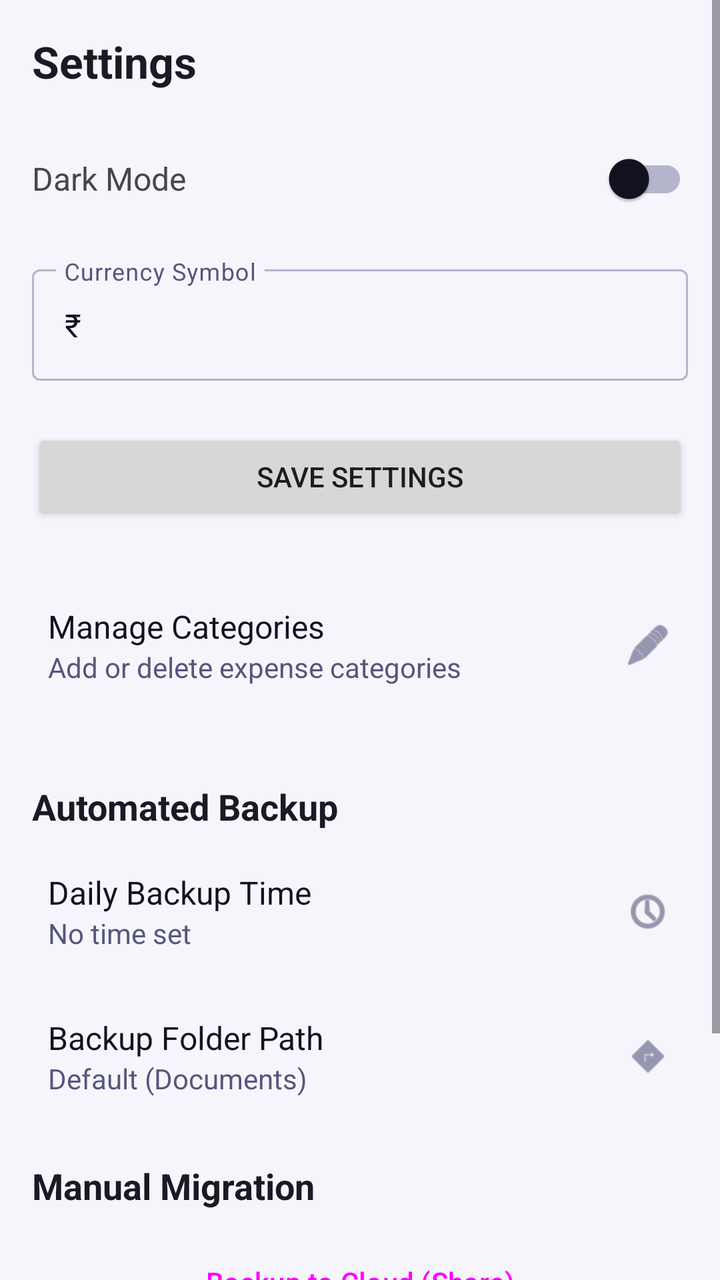
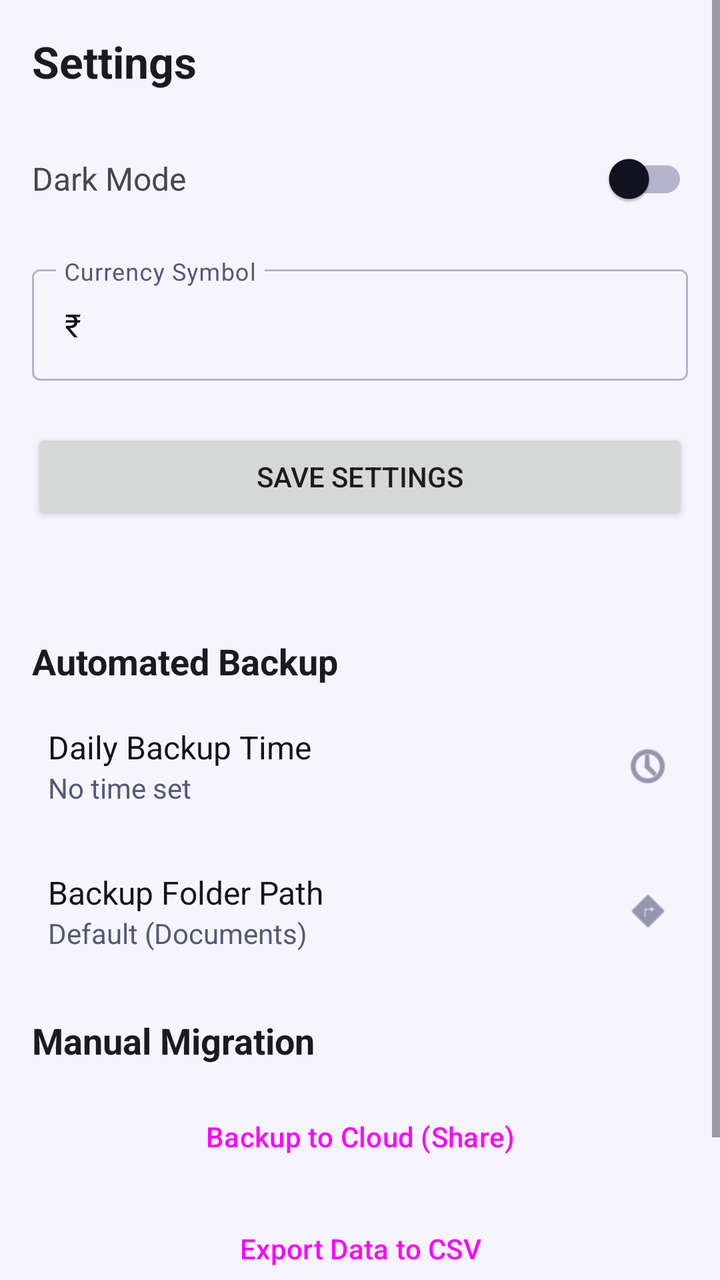

An Android layout rendered at two revisions. The XML below is the earlier revision; the diff shows what the commit changed to produce the second picture.
<!-- AndroidManifest.xml: application theme Theme.ExpenseManager -->
<!-- res/layout/fragment_settings.xml -->
<?xml version="1.0" encoding="utf-8"?>
<ScrollView xmlns:android="http://schemas.android.com/apk/res/android"
    xmlns:app="http://schemas.android.com/apk/res-auto"
    android:layout_width="match_parent"
    android:layout_height="match_parent">

    <LinearLayout
        android:layout_width="match_parent"
        android:layout_height="wrap_content"
        android:orientation="vertical"
        android:padding="16dp">

        <TextView
            android:layout_width="wrap_content"
            android:layout_height="wrap_content"
            android:text="Settings"
            android:textSize="22sp"
            android:textStyle="bold"
            android:textColor="@color/colorOnBackground"
            android:layout_marginBottom="20dp" />

        <LinearLayout
            android:layout_width="match_parent"
            android:layout_height="wrap_content"
            android:gravity="center_vertical"
            android:orientation="horizontal"
            android:layout_marginBottom="16dp">

            <TextView
                android:layout_width="0dp"
                android:layout_height="wrap_content"
                android:layout_weight="1"
                android:text="Dark Mode"
                android:textSize="16sp" />

            <com.google.android.material.switchmaterial.SwitchMaterial
                android:id="@+id/switch_dark_mode"
                android:layout_width="wrap_content"
                android:layout_height="wrap_content" />
        </LinearLayout>

        <com.google.android.material.textfield.TextInputLayout
            android:layout_width="match_parent"
            android:layout_height="wrap_content"
            android:hint="Currency Symbol"
            android:layout_marginBottom="24dp"
            style="@style/Widget.Material3.TextInputLayout.OutlinedBox">

            <com.google.android.material.textfield.TextInputEditText
                android:id="@+id/et_currency"
                android:layout_width="match_parent"
                android:layout_height="wrap_content"
                android:maxLength="3"
                android:text="₹" />
        </com.google.android.material.textfield.TextInputLayout>

        <Button
            android:id="@+id/btn_save_settings"
            android:layout_width="match_parent"
            android:layout_height="wrap_content"
            android:text="Save Settings"
            android:layout_marginBottom="32dp" />

        <LinearLayout
            android:id="@+id/layout_manage_categories"
            android:layout_width="match_parent"
            android:layout_height="wrap_content"
            android:orientation="horizontal"
            android:gravity="center_vertical"
            android:clickable="true"
            android:focusable="true"
            android:background="?attr/selectableItemBackground"
            android:padding="8dp"
            android:layout_marginBottom="16dp">

            <LinearLayout
                android:layout_width="0dp"
                android:layout_height="wrap_content"
                android:layout_weight="1"
                android:orientation="vertical">

                <TextView
                    android:layout_width="wrap_content"
                    android:layout_height="wrap_content"
                    android:text="Manage Categories"
                    android:textSize="16sp"
                    android:textColor="@color/colorOnSurface" />

                <TextView
                    android:layout_width="wrap_content"
                    android:layout_height="wrap_content"
                    android:text="Add or delete expense categories"
                    android:textSize="14sp"
                    android:textColor="@color/colorOnSurfaceVariant" />
            </LinearLayout>

            <ImageView
                android:layout_width="24dp"
                android:layout_height="24dp"
                android:src="@android:drawable/ic_menu_edit"
                app:tint="@color/colorOnSurfaceVariant" />
        </LinearLayout>

        <TextView
            android:layout_width="wrap_content"
            android:layout_height="wrap_content"
            android:text="Automated Backup"
            android:textSize="18sp"
            android:textStyle="bold"
            android:textColor="@color/colorOnBackground"
            android:layout_marginBottom="12dp"
            android:layout_marginTop="24dp" />

        <LinearLayout
            android:id="@+id/layout_backup_time"
            android:layout_width="match_parent"
            android:layout_height="wrap_content"
            android:orientation="horizontal"
            android:gravity="center_vertical"
            android:clickable="true"
            android:focusable="true"
            android:background="?attr/selectableItemBackground"
            android:padding="8dp"
            android:layout_marginBottom="16dp">

            <LinearLayout
                android:layout_width="0dp"
                android:layout_height="wrap_content"
                android:layout_weight="1"
                android:orientation="vertical">

                <TextView
                    android:layout_width="wrap_content"
                    android:layout_height="wrap_content"
                    android:text="Daily Backup Time"
                    android:textSize="16sp"
                    android:textColor="@color/colorOnSurface" />

                <TextView
                    android:id="@+id/tv_backup_time"
                    android:layout_width="wrap_content"
                    android:layout_height="wrap_content"
                    android:text="No time set"
                    android:textSize="14sp"
                    android:textColor="@color/colorOnSurfaceVariant" />
            </LinearLayout>

            <ImageView
                android:layout_width="24dp"
                android:layout_height="24dp"
                android:src="@android:drawable/ic_menu_recent_history"
                app:tint="@color/colorOnSurfaceVariant" />
        </LinearLayout>

        <LinearLayout
            android:id="@+id/layout_backup_folder"
            android:layout_width="match_parent"
            android:layout_height="wrap_content"
            android:orientation="horizontal"
            android:gravity="center_vertical"
            android:clickable="true"
            android:focusable="true"
            android:background="?attr/selectableItemBackground"
            android:padding="8dp"
            android:layout_marginBottom="24dp">

            <LinearLayout
                android:layout_width="0dp"
                android:layout_height="wrap_content"
                android:layout_weight="1"
                android:orientation="vertical">

                <TextView
                    android:layout_width="wrap_content"
                    android:layout_height="wrap_content"
                    android:text="Backup Folder Path"
                    android:textSize="16sp"
                    android:textColor="@color/colorOnSurface" />

                <TextView
                    android:id="@+id/tv_backup_folder"
                    android:layout_width="wrap_content"
                    android:layout_height="wrap_content"
                    android:text="Default (Documents)"
                    android:textSize="14sp"
                    android:textColor="@color/colorOnSurfaceVariant" />
            </LinearLayout>

            <ImageView
                android:layout_width="24dp"
                android:layout_height="24dp"
                android:src="@android:drawable/ic_menu_directions"
                app:tint="@color/colorOnSurfaceVariant" />
        </LinearLayout>

        <TextView
            android:layout_width="wrap_content"
            android:layout_height="wrap_content"
            android:text="Manual Migration"
            android:textSize="18sp"
            android:textStyle="bold"
            android:textColor="@color/colorOnBackground"
            android:layout_marginBottom="12dp" />

        <Button
            android:id="@+id/btn_cloud_backup"
            style="@style/Widget.Material3.Button.TonalButton"
            android:layout_width="match_parent"
            android:layout_height="wrap_content"
            android:text="Backup to Cloud (Share)"
            android:layout_marginBottom="8dp"
            app:icon="@android:drawable/ic_menu_share" />

        <Button
            android:id="@+id/btn_export_csv"
            style="@style/Widget.Material3.Button.OutlinedButton"
            android:layout_width="match_parent"
            android:layout_height="wrap_content"
            android:text="Export Data to CSV"
            android:layout_marginBottom="8dp"
            app:icon="@android:drawable/ic_menu_save" />

        <Button
            android:id="@+id/btn_import_csv"
            style="@style/Widget.Material3.Button.OutlinedButton"
            android:layout_width="match_parent"
            android:layout_height="wrap_content"
            android:text="Import Data from CSV"
            app:icon="@android:drawable/ic_menu_upload" />
    </LinearLayout>
</ScrollView>
<!-- resources referenced by this layout -->
<resources>
  <color name="colorOnBackground">#1A1A24</color>
  <color name="colorOnSurface">#121220</color>
  <color name="colorOnSurfaceVariant">#56567C</color>
  <style name="Theme.ExpenseManager" parent="Theme.Material3.DayNight.NoActionBar">
          
          <item name="colorPrimary">@color/colorPrimary</item>
          <item name="colorOnPrimary">@color/colorOnPrimary</item>
          <item name="colorPrimaryContainer">@color/colorPrimaryContainer</item>
          <item name="colorOnPrimaryContainer">@color/colorOnPrimaryContainer</item>
  
          <item name="colorSecondary">@color/colorSecondary</item>
          <item name="colorOnSecondary">@color/colorOnSecondary</item>
          <item name="colorSecondaryContainer">@color/colorSecondaryContainer</item>
          <item name="colorOnSecondaryContainer">@color/colorOnSecondaryContainer</item>
  
          <item name="colorTertiary">@color/colorTertiary</item>
          <item name="colorOnTertiary">@color/colorOnTertiary</item>
          <item name="colorTertiaryContainer">@color/colorTertiaryContainer</item>
  
          <item name="colorError">@color/colorError</item>
          <item name="colorOnError">@color/colorOnPrimary</item> 
  
          <item name="android:statusBarColor">@color/colorPrimary</item>
          <item name="android:navigationBarColor">@color/colorBackground</item>
          <item name="android:windowBackground">@color/colorBackground</item>
  
          
          <item name="android:colorBackground">@color/colorBackground</item>
          <item name="colorSurface">@color/colorSurface</item>
          <item name="colorOnSurface">@color/colorOnSurface</item>
          <item name="colorSurfaceVariant">@color/colorSurfaceVariant</item>
          <item name="colorOnSurfaceVariant">@color/colorOnSurfaceVariant</item>
          <item name="colorOutline">@color/colorOutline</item>
      </style>
  <color name="colorPrimary">#5E35B1</color>
  <color name="colorOnPrimary">#FFFFFF</color>
  <color name="colorPrimaryContainer">#EDE7F6</color>
  <color name="colorOnPrimaryContainer">#311B92</color>
  <color name="colorSecondary">#FF6E40</color>
  <color name="colorOnSecondary">#FFFFFF</color>
  <color name="colorSecondaryContainer">#FFCCBC</color>
  <color name="colorOnSecondaryContainer">#BF360C</color>
  <color name="colorTertiary">#00BFA5</color>
  <color name="colorOnTertiary">#FFFFFF</color>
  <color name="colorTertiaryContainer">#E0F2F1</color>
  <color name="colorError">#BA1A1A</color>
  <color name="colorBackground">#F6F5FB</color>
  <color name="colorSurface">#FFFFFF</color>
  <color name="colorSurfaceVariant">#EAEAFA</color>
  <color name="colorOutline">#B4B4CC</color>
</resources>

<!-- the commit's change to res/layout/fragment_settings.xml (unified diff, before → after) -->
@@ -60,46 +60,6 @@
             android:layout_height="wrap_content"
             android:text="Save Settings"
             android:layout_marginBottom="32dp" />
-
-        <LinearLayout
-            android:id="@+id/layout_manage_categories"
-            android:layout_width="match_parent"
-            android:layout_height="wrap_content"
-            android:orientation="horizontal"
-            android:gravity="center_vertical"
-            android:clickable="true"
-            android:focusable="true"
-            android:background="?attr/selectableItemBackground"
-            android:padding="8dp"
-            android:layout_marginBottom="16dp">
-
-            <LinearLayout
-                android:layout_width="0dp"
-                android:layout_height="wrap_content"
-                android:layout_weight="1"
-                android:orientation="vertical">
-
-                <TextView
-                    android:layout_width="wrap_content"
-                    android:layout_height="wrap_content"
-                    android:text="Manage Categories"
-                    android:textSize="16sp"
-                    android:textColor="@color/colorOnSurface" />
-
-                <TextView
-                    android:layout_width="wrap_content"
-                    android:layout_height="wrap_content"
-                    android:text="Add or delete expense categories"
-                    android:textSize="14sp"
-                    android:textColor="@color/colorOnSurfaceVariant" />
-            </LinearLayout>
-
-            <ImageView
-                android:layout_width="24dp"
-                android:layout_height="24dp"
-                android:src="@android:drawable/ic_menu_edit"
-                app:tint="@color/colorOnSurfaceVariant" />
-        </LinearLayout>
 
         <TextView
             android:layout_width="wrap_content"
